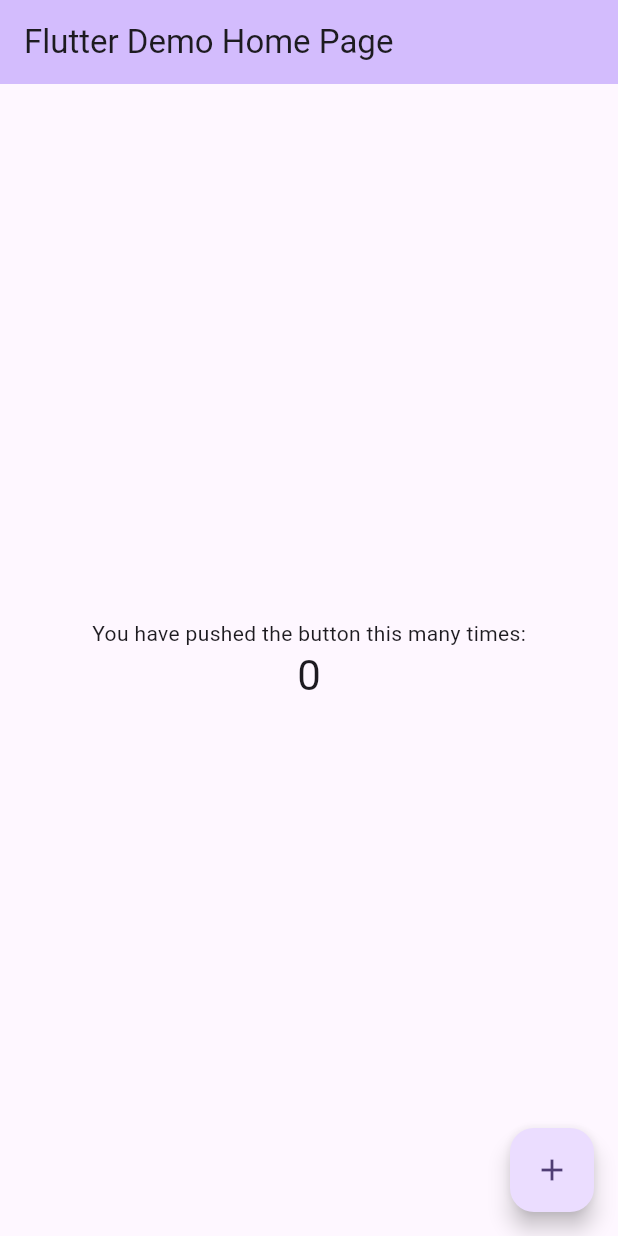
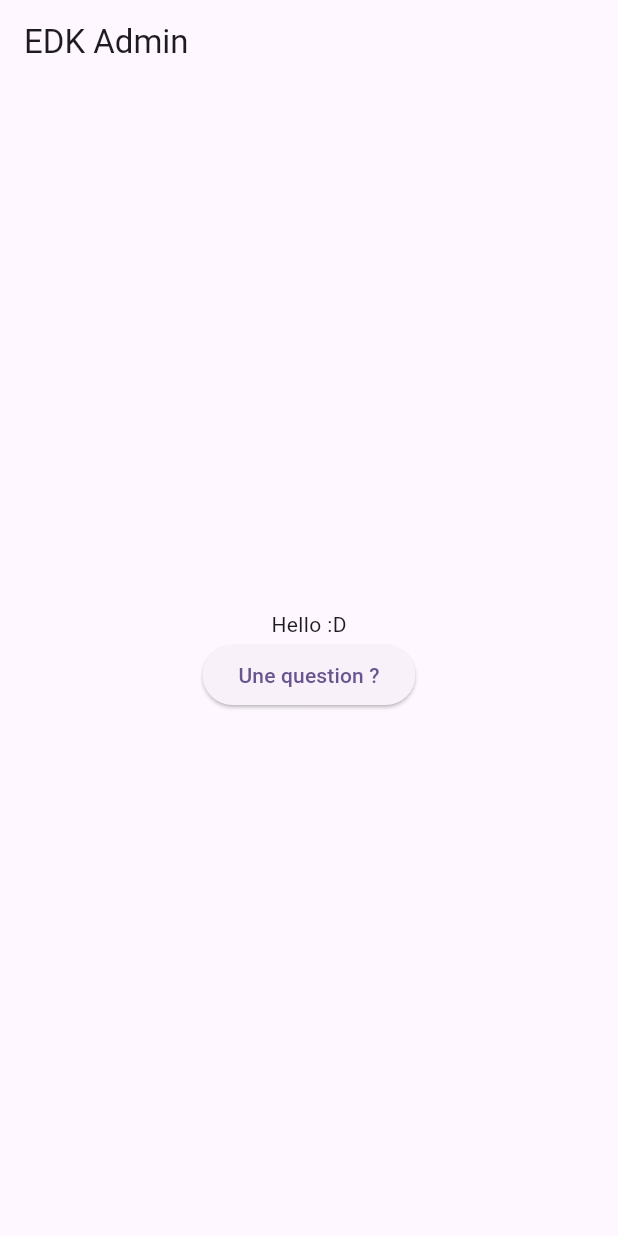
Before and after one commit to erwannevonia/EDK_AP_Lourd, a Flutter app: the screen it shows after launch, on a phone screen of 412 x 824 dp. Run offline on Flutter 3.47's test engine with Material 3 defaults, Android fonts, the phone set to English and light mode, and no system bars.

Commit message:
Update main.dart

```diff
--- a/lib/main.dart
+++ b/lib/main.dart
@@ -11,27 +11,12 @@
   @override
   Widget build(BuildContext context) {
     return MaterialApp(
-      title: 'Flutter Demo',
+      title: 'EDK Admin',
       theme: ThemeData(
-        // This is the theme of your application.
-        //
-        // TRY THIS: Try running your application with "flutter run". You'll see
-        // the application has a purple toolbar. Then, without quitting the app,
-        // try changing the seedColor in the colorScheme below to Colors.green
-        // and then invoke "hot reload" (save your changes or press the "hot
-        // reload" button in a Flutter-supported IDE, or press "r" if you used
-        // the command line to start the app).
-        //
-        // Notice that the counter didn't reset back to zero; the application
-        // state is not lost during the reload. To reset the state, use hot
-        // restart instead.
-        //
-        // This works for code too, not just values: Most code changes can be
-        // tested with just a hot reload.
         colorScheme: ColorScheme.fromSeed(seedColor: Colors.deepPurple),
         useMaterial3: true,
       ),
-      home: const MyHomePage(title: 'Flutter Demo Home Page'),
+      home: const MyHomePage(title: 'EDK Admin'),
     );
   }
 }
@@ -55,71 +40,39 @@
 }
 
 class _MyHomePageState extends State<MyHomePage> {
-  int _counter = 0;
-
-  void _incrementCounter() {
-    setState(() {
-      // This call to setState tells the Flutter framework that something has
-      // changed in this State, which causes it to rerun the build method below
-      // so that the display can reflect the updated values. If we changed
-      // _counter without calling setState(), then the build method would not be
-      // called again, and so nothing would appear to happen.
-      _counter++;
-    });
+  void _afficherPopup(BuildContext context) {
+    showDialog(
+      context: context,
+      builder: (BuildContext context) {
+        return AlertDialog(
+          title: const Text("Titre de la pop-up"),
+          content: const Text("Ceci est une boîte de dialogue simple."),
+          actions: [
+            TextButton(
+              onPressed: () => Navigator.of(context).pop(), // Fermer la pop-up
+              child: const Text("Fermer"),
+            ),
+          ],
+        );
+      },
+    );
   }
 
   @override
   Widget build(BuildContext context) {
-    // This method is rerun every time setState is called, for instance as done
-    // by the _incrementCounter method above.
-    //
-    // The Flutter framework has been optimized to make rerunning build methods
-    // fast, so that you can just rebuild anything that needs updating rather
-    // than having to individually change instances of widgets.
     return Scaffold(
-      appBar: AppBar(
-        // TRY THIS: Try changing the color here to a specific color (to
-        // Colors.amber, perhaps?) and trigger a hot reload to see the AppBar
-        // change color while the other colors stay the same.
-        backgroundColor: Theme.of(context).colorScheme.inversePrimary,
-        // Here we take the value from the MyHomePage object that was created by
-        // the App.build method, and use it to set our appbar title.
-        title: Text(widget.title),
-      ),
-      body: Center(
-        // Center is a layout widget. It takes a single child and positions it
-        // in the middle of the parent.
-        child: Column(
-          // Column is also a layout widget. It takes a list of children and
-          // arranges them vertically. By default, it sizes itself to fit its
-          // children horizontally, and tries to be as tall as its parent.
-          //
-          // Column has various properties to control how it sizes itself and
-          // how it positions its children. Here we use mainAxisAlignment to
-          // center the children vertically; the main axis here is the vertical
-          // axis because Columns are vertical (the cross axis would be
-          // horizontal).
-          //
-          // TRY THIS: Invoke "debug painting" (choose the "Toggle Debug Paint"
-          // action in the IDE, or press "p" in the console), to see the
-          // wireframe for each widget.
+        appBar: AppBar(title: const Text('EDK Admin')),
+        body: Center(
+            child: Column(
           mainAxisAlignment: MainAxisAlignment.center,
-          children: <Widget>[
-            const Text(
-              'You have pushed the button this many times:',
-            ),
-            Text(
-              '$_counter',
-              style: Theme.of(context).textTheme.headlineMedium,
+          children: [
+            const Text("Hello :D"),
+            ElevatedButton(
+              // ignore: avoid_print
+              onPressed: () => _afficherPopup(context),
+              child: const Text("Une question ?"),
             ),
           ],
-        ),
-      ),
-      floatingActionButton: FloatingActionButton(
-        onPressed: _incrementCounter,
-        tooltip: 'Increment',
-        child: const Icon(Icons.add),
-      ), // This trailing comma makes auto-formatting nicer for build methods.
-    );
+        )));
   }
 }
```
